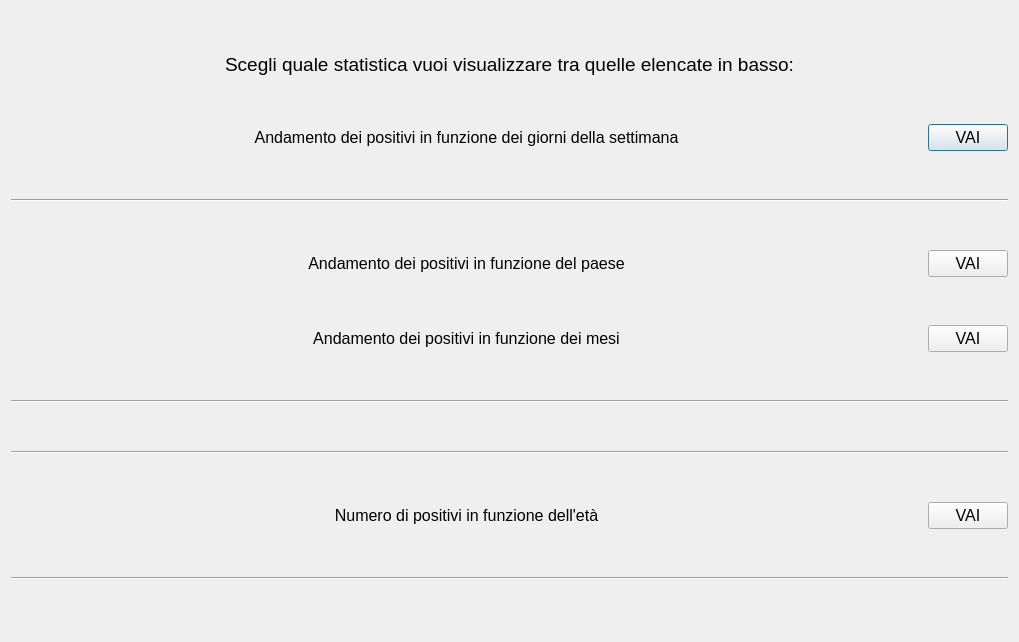
The window that c++/01_menu/menu_project/stats.ui (alessan10/c19-1) describes before a commit, drawn with Qt 5.
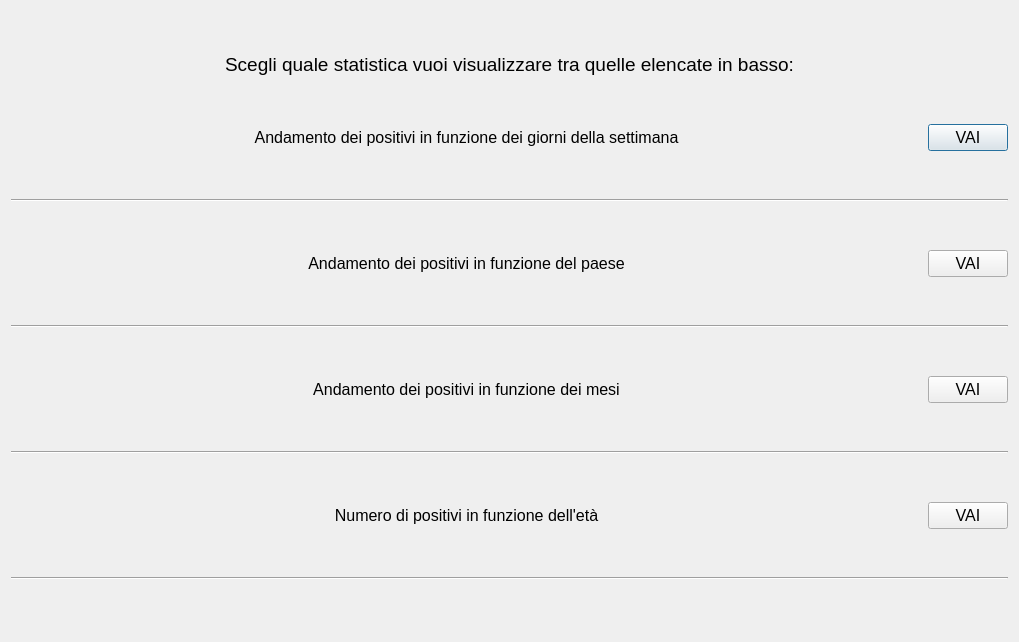
The same window after the commit.

What changed in the file:
```diff
--- a/c++/01_menu/menu_project/stats.ui
+++ b/c++/01_menu/menu_project/stats.ui
@@ -137,6 +137,13 @@
      </item>
     </layout>
    </item>
+   <item>
+    <widget class="Line" name="line">
+     <property name="orientation">
+      <enum>Qt::Horizontal</enum>
+     </property>
+    </widget>
+   </item>
    <item>
     <layout class="QHBoxLayout" name="horizontalLayout_3">
      <item>
@@ -180,13 +187,6 @@
      </item>
     </layout>
    </item>
-   <item>
-    <widget class="Line" name="line">
-     <property name="orientation">
-      <enum>Qt::Horizontal</enum>
-     </property>
-    </widget>
-   </item>
    <item>
     <widget class="Line" name="line_2">
      <property name="orientation">
```
